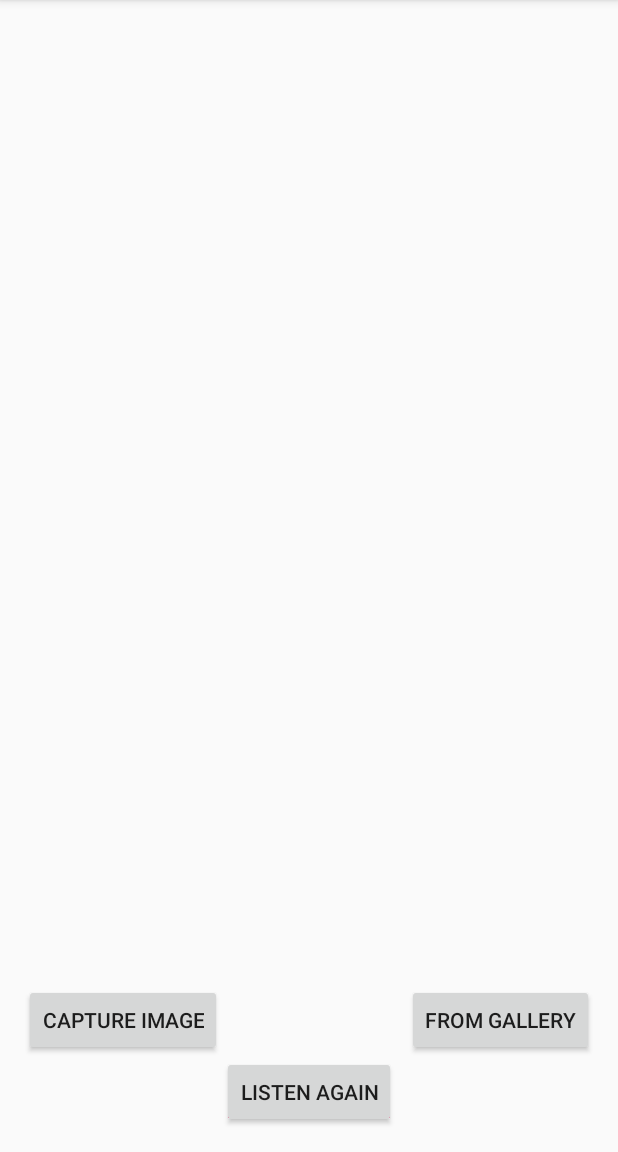
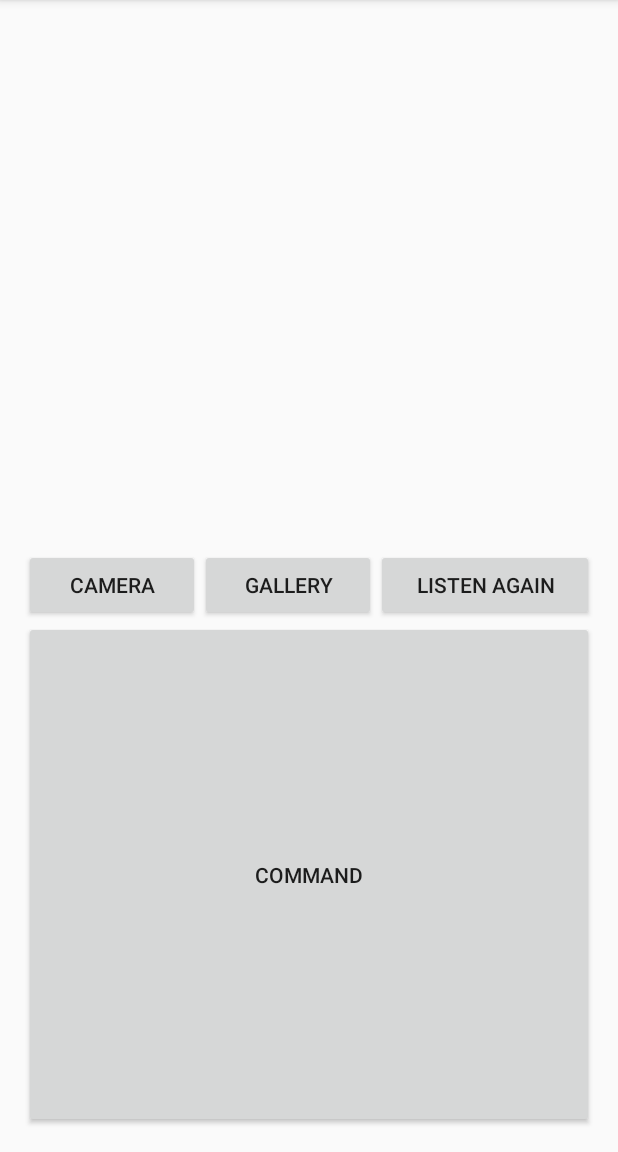
Before and after one commit to barno0695/White-Cane, an Android app: the screen it shows after launch (MainActivity), on a phone screen of 412 x 824 dp, the part 84-1236 px from its top. Run offline under Robolectric (Android 15) with nearby library versions, the phone set to English and light mode, and no system bars; libraries missing offline, so code that uses them is left out: org.apache.http; pictures from the network do not load.

Commit message:
added voice commands

```diff
--- a/WhiteCane/app/src/main/java/com/example/barno/aiapp/MainActivity.java
+++ b/WhiteCane/app/src/main/java/com/example/barno/aiapp/MainActivity.java
@@ -1,12 +1,14 @@
 package com.example.barno.aiapp;
 
 import android.app.Activity;
+import android.content.ActivityNotFoundException;
 import android.content.Intent;
 import android.database.Cursor;
 import android.graphics.Bitmap;
 
 import android.net.Uri;
 import android.provider.MediaStore;
+import android.speech.RecognizerIntent;
 import android.speech.tts.TextToSpeech;
 import android.support.v7.app.AppCompatActivity;
 import android.os.Bundle;
@@ -31,6 +33,7 @@ import java.io.InputStreamReader;
 import java.io.OutputStream;
 import java.net.HttpURLConnection;
 import java.net.URL;
+import java.util.ArrayList;
 import java.util.Locale;
 
 
@@ -39,11 +42,13 @@ public class MainActivity extends AppCompatActivity {
 
     private static final int CAMERA_REQUEST = 1888;
     private static final int SELECT_PICTURE = 1889;
+    private static final int REQ_CODE_SPEECH_INPUT = 1890;
     private ImageView imageView;
-    private TextView textView;
-    TextToSpeech t1;
-    EditText ed1;
-    Button b1;
+    private TextView txtSpeechInput;
+    TextToSpeech textToSpeech;
+    EditText captionText;
+    Button listenButton;
+    Button commandButton;
 
     @Override
     protected void onCreate(Bundle savedInstanceState) {
@@ -51,7 +56,9 @@ public class MainActivity extends AppCompatActivity {
         setContentView(R.layout.activity_main);
         this.imageView = (ImageView)this.findViewById(R.id.imageHolder);
         Button photoButton = (Button) this.findViewById(R.id.cameraButton);
-        Button gallleryButton = (Button) this.findViewById(R.id.galleryButton);
+        Button galleryButton = (Button) this.findViewById(R.id.galleryButton);
+        this.txtSpeechInput = (TextView) this.findViewById(R.id.txtSpeechInput);
+
         photoButton.setOnClickListener(new View.OnClickListener() {
 
             @Override
@@ -61,29 +68,37 @@ public class MainActivity extends AppCompatActivity {
             }
         });
 
-        ed1=(EditText)findViewById(R.id.editText);
-        b1=(Button)findViewById(R.id.listenButton);
+        captionText=(EditText)findViewById(R.id.captionText);
+        listenButton=(Button)findViewById(R.id.listenButton);
+        commandButton=(Button)findViewById(R.id.commandButton);
 
-        t1=new TextToSpeech(getApplicationContext(), new TextToSpeech.OnInitListener() {
+        commandButton.setOnClickListener(new View.OnClickListener() {
+            @Override
+            public void onClick(View v) {
+                promptSpeechInput();
+            }
+        });
+
+        textToSpeech=new TextToSpeech(getApplicationContext(), new TextToSpeech.OnInitListener() {
             @Override
             public void onInit(int status) {
                 if(status != TextToSpeech.ERROR) {
-                    t1.setLanguage(Locale.UK);
+                    textToSpeech.setLanguage(Locale.UK);
                 }
             }
         });
 
-        b1.setOnClickListener(new View.OnClickListener() {
+        listenButton.setOnClickListener(new View.OnClickListener() {
             @Override
             public void onClick(View v) {
-                String toSpeak = ed1.getText().toString();
+                String toSpeak = captionText.getText().toString();
                 Toast.makeText(getApplicationContext(), toSpeak,Toast.LENGTH_SHORT).show();
-                t1.speak(toSpeak, TextToSpeech.QUEUE_FLUSH, null);
+                textToSpeech.speak(toSpeak, TextToSpeech.QUEUE_FLUSH, null);
 
             }
         });
 
-        gallleryButton.setOnClickListener(new View.OnClickListener() {
+        galleryButton.setOnClickListener(new View.OnClickListener() {
             @Override
             public void onClick(View v) {
                 Intent getIntent = new Intent(Intent.ACTION_GET_CONTENT);
@@ -116,10 +131,27 @@ public class MainActivity extends AppCompatActivity {
 
     public void speak()
     {
-        String toSpeak = ed1.getText().toString();
+        String toSpeak = captionText.getText().toString();
         Toast.makeText(getApplicationContext(), toSpeak,Toast.LENGTH_SHORT).show();
-        t1.speak(toSpeak, TextToSpeech.QUEUE_FLUSH, null);
+        textToSpeech.speak(toSpeak, TextToSpeech.QUEUE_FLUSH, null);
     }
+
+    private void promptSpeechInput() {
+        Intent intent = new Intent(RecognizerIntent.ACTION_RECOGNIZE_SPEECH);
+        intent.putExtra(RecognizerIntent.EXTRA_LANGUAGE_MODEL,
+                RecognizerIntent.LANGUAGE_MODEL_FREE_FORM);
+        intent.putExtra(RecognizerIntent.EXTRA_LANGUAGE, Locale.getDefault());
+        intent.putExtra(RecognizerIntent.EXTRA_PROMPT,
+                "Speak");
+        try {
+            startActivityForResult(intent, REQ_CODE_SPEECH_INPUT);
+        } catch (ActivityNotFoundException a) {
+            Toast.makeText(getApplicationContext(),
+                    "Speech not supported",
+                    Toast.LENGTH_SHORT).show();
+        }
+    }
+
 
     private static String multipost(String urlString, MultipartEntity reqEntity) {
         try {
@@ -200,7 +232,7 @@ public class MainActivity extends AppCompatActivity {
                          String response = multipost("http://10.109.25.35:5000/upload", reqEntity);
 
                         System.out.println("**********************************" + response);
-                        ed1.setText(response);
+                        captionText.setText(response);
                         speak();
                     } catch (Exception e) {
                         e.printStackTrace();
@@ -246,7 +278,7 @@ public class MainActivity extends AppCompatActivity {
                             String response = multipost("http://10.109.25.35:5000/upload", reqEntity);
 
                             System.out.println("**********************************" + response);
-                            ed1.setText(response);
+                            captionText.setText(response);
                             speak();
                         } catch (Exception e) {
                             e.printStackTrace();
@@ -260,5 +292,50 @@ public class MainActivity extends AppCompatActivity {
                 speak();
             }
         }
+
+        if (requestCode == REQ_CODE_SPEECH_INPUT)
+        {
+            if (resultCode == RESULT_OK && null != data) {
+
+                ArrayList<String> result = data
+                        .getStringArrayListExtra(RecognizerIntent.EXTRA_RESULTS);
+//                txtSpeechInput.setText(result.get(0));
+                String command = result.get(0);
+
+                if(command.toLowerCase().contains("speak"))
+                {
+                    speak();
+                }
+
+                else if(command.toLowerCase().contains("camera") || command.toLowerCase().contains("front") || command.toLowerCase().contains("see"))
+                {
+                    Intent cameraIntent = new Intent(android.provider.MediaStore.ACTION_IMAGE_CAPTURE);
+                    startActivityForResult(cameraIntent, CAMERA_REQUEST);
+                }
+
+                else if(command.toLowerCase().contains("gallery"))
+                {
+                    Intent getIntent = new Intent(Intent.ACTION_GET_CONTENT);
+                    getIntent.setType("image/*");
+
+                    Intent pickIntent = new Intent(Intent.ACTION_PICK, android.provider.MediaStore.Images.Media.EXTERNAL_CONTENT_URI);
+                    pickIntent.setType("image/*");
+
+                    Intent chooserIntent = Intent.createChooser(getIntent, "Select Image");
+                    chooserIntent.putExtra(Intent.EXTRA_INITIAL_INTENTS, new Intent[] {pickIntent});
+
+                    startActivityForResult(chooserIntent, SELECT_PICTURE);
+                }
+
+                else
+                {
+                    String toSpeak = "Speak again";
+                    Toast.makeText(getApplicationContext(), toSpeak,Toast.LENGTH_SHORT).show();
+                    textToSpeech.speak(toSpeak, TextToSpeech.QUEUE_FLUSH, null);
+                }
+
+
+            }
+        }
     }
 }
--- a/WhiteCane/app/src/main/res/layout/activity_main.xml
+++ b/WhiteCane/app/src/main/res/layout/activity_main.xml
@@ -1,5 +1,5 @@
 <?xml version="1.0" encoding="utf-8"?>
-<RelativeLayout xmlns:android="http://schemas.android.com/apk/res/android"
+<LinearLayout xmlns:android="http://schemas.android.com/apk/res/android"
     xmlns:tools="http://schemas.android.com/tools"
     android:layout_width="match_parent"
     android:layout_height="match_parent"
@@ -7,52 +7,60 @@
     android:paddingLeft="@dimen/activity_horizontal_margin"
     android:paddingRight="@dimen/activity_horizontal_margin"
     android:paddingTop="@dimen/activity_vertical_margin"
-    tools:context="com.example.barno.aiapp.MainActivity">
+    tools:context="com.example.barno.aiapp.MainActivity"
+    android:id="@+id/layout"
+    android:orientation="vertical">
 
     <ImageView
-        android:layout_width="fill_parent"
-        android:layout_height="500dp"
         android:id="@+id/imageHolder"
-        android:layout_alignParentLeft="true"
-        android:layout_alignParentStart="true"
-        android:layout_alignParentTop="true"
-        android:layout_above="@+id/galleryButton" />
+        android:layout_height="350dp"
+        android:layout_width="match_parent" />
+
+    <LinearLayout
+        android:layout_width="match_parent"
+        android:layout_height="wrap_content"
+        android:weightSum="3">
+
+        <Button
+            android:layout_width="wrap_content"
+            android:layout_height="wrap_content"
+            android:layout_weight="1"
+            android:text="Camera"
+            android:id="@+id/cameraButton" />
+
+        <Button
+            android:layout_width="wrap_content"
+            android:layout_height="wrap_content"
+            android:layout_weight="1"
+            android:text="Gallery"
+            android:id="@+id/galleryButton" />
+
+        <Button
+            android:layout_width="wrap_content"
+            android:layout_height="wrap_content"
+            android:layout_weight="1"
+            android:text="Listen again"
+            android:id="@+id/listenButton" />
+
+    </LinearLayout>
 
     <EditText
         android:layout_width="wrap_content"
         android:layout_height="wrap_content"
-        android:id="@+id/editText"
-        android:layout_below="@+id/imageHolder"
-        android:layout_alignRight="@+id/listenButton"
-        android:layout_alignEnd="@+id/listenButton"
-        android:layout_marginTop="77dp"
-        android:layout_alignLeft="@+id/listenButton"
-        android:layout_alignStart="@+id/listenButton" />
+        android:visibility="gone"
+        android:id="@+id/captionText"/>
+
+    <EditText
+        android:layout_width="wrap_content"
+        android:layout_height="wrap_content"
+        android:visibility="gone"
+        android:id="@+id/txtSpeechInput"/>
 
     <Button
-        android:layout_width="wrap_content"
+        android:layout_width="match_parent"
         android:layout_height="wrap_content"
-        android:text="From gallery"
-        android:id="@+id/galleryButton"
-        android:layout_above="@+id/listenButton"
-        android:layout_alignParentRight="true"
-        android:layout_alignParentEnd="true" />
+        android:layout_weight="1"
+        android:text="Command"
+        android:id="@+id/commandButton" />
 
-    <Button
-        android:layout_width="wrap_content"
-        android:layout_height="wrap_content"
-        android:text="Capture image"
-        android:id="@+id/cameraButton"
-        android:layout_alignBaseline="@+id/galleryButton"
-        android:layout_alignBottom="@+id/galleryButton"
-        android:layout_alignParentLeft="true"
-        android:layout_alignParentStart="true" />
-
-    <Button
-        android:layout_width="wrap_content"
-        android:layout_height="wrap_content"
-        android:text="Listen again"
-        android:id="@+id/listenButton"
-        android:layout_alignParentBottom="true"
-        android:layout_centerHorizontal="true" />
-</RelativeLayout>
+</LinearLayout>
```
